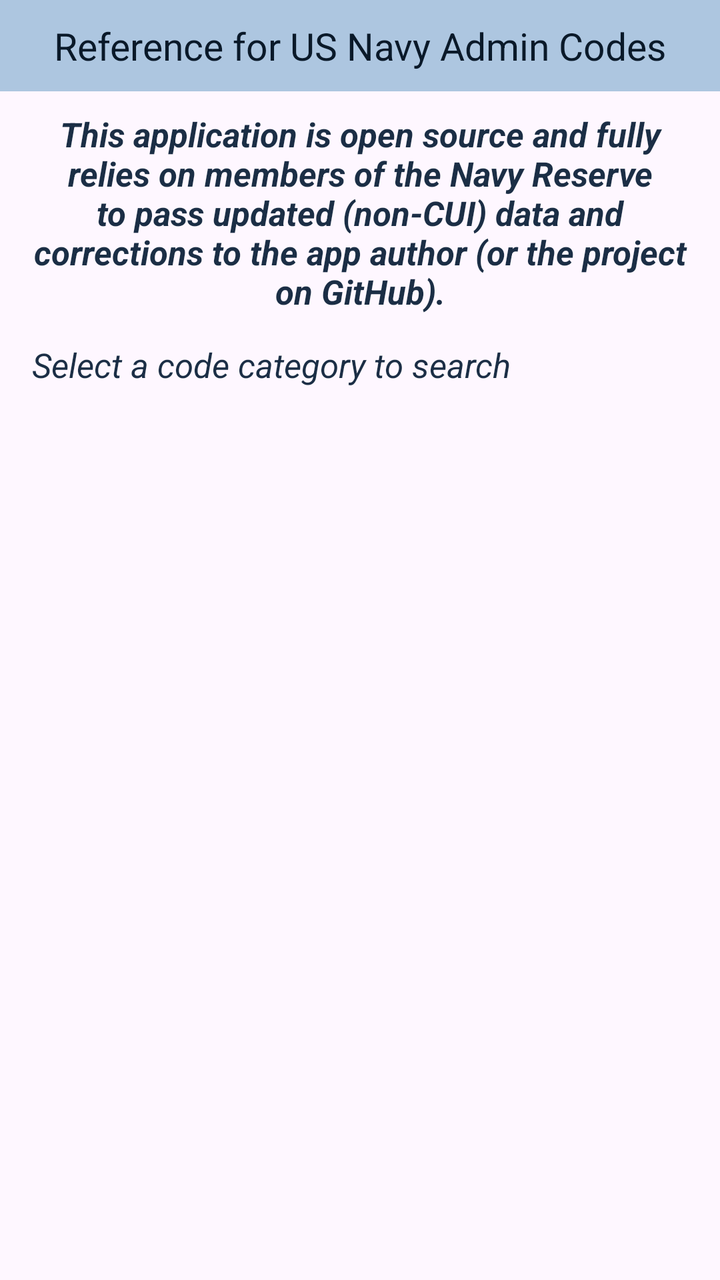
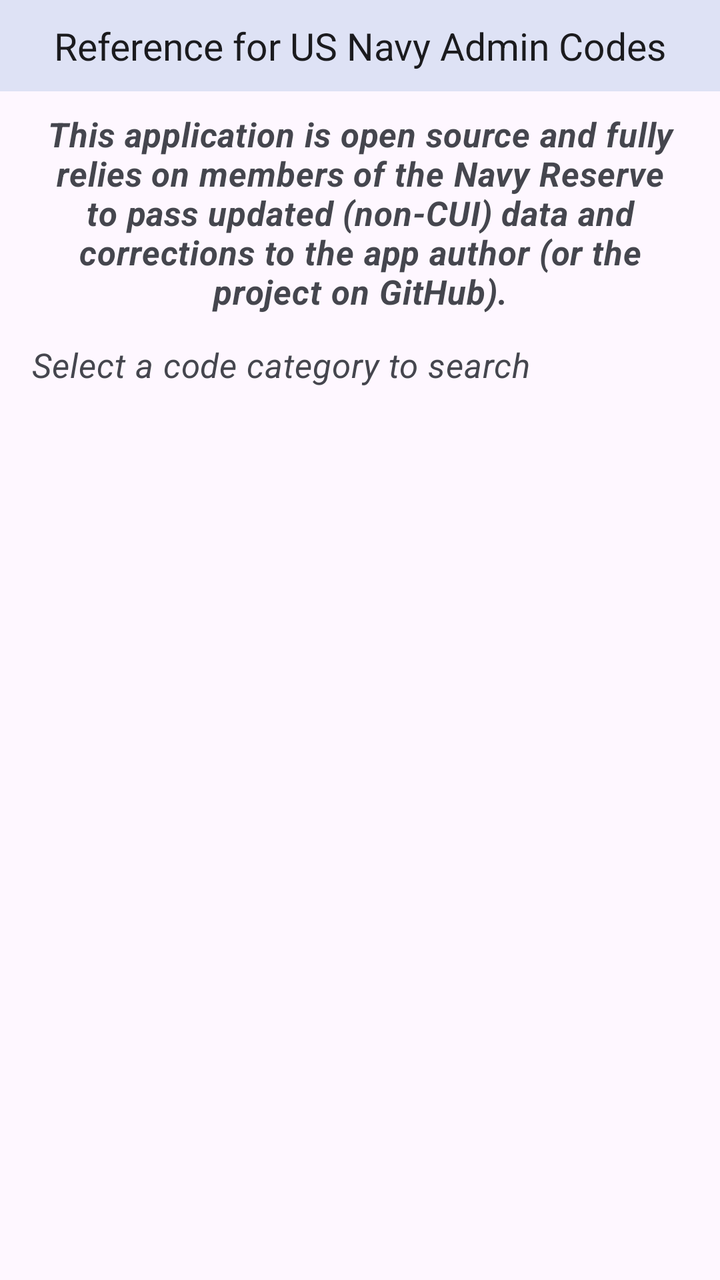

Before-and-after screenshots of an Android layout around one commit, followed by the original layout XML and the change that was made.
<!-- AndroidManifest.xml: application theme AppTheme -->
<!-- res/layout/main_screen.xml -->
<?xml version="1.0" encoding="utf-8"?>
<LinearLayout xmlns:android="http://schemas.android.com/apk/res/android"
  android:layout_width="match_parent"
  android:layout_height="match_parent"
  android:orientation="vertical">

  <TextView
    style="@style/MainDescription"
    android:text="@string/topLevelDescription"/>

  <TextView
    android:layout_width="match_parent"
    android:layout_height="wrap_content"
    android:paddingStart="16dp"
    android:paddingEnd="16dp"
    android:paddingTop="10dp"
    android:paddingBottom="4dp"
    android:text="@string/openSourceDataNotice"
    android:textColor="@color/mainDecodeDescription_TextColor"
    android:textSize="@dimen/selectCategoryInstruction_textSize"
    android:textStyle="bold|italic"
    android:gravity="center"/>

  <TextView
    android:layout_width="match_parent"
    android:layout_height="wrap_content"
    android:paddingStart="16dp"
    android:paddingEnd="16dp"
    android:paddingTop="10dp"
    android:paddingBottom="6dp"
    android:text="@string/selectCategoryInstruction"
    android:textColor="@color/mainDecodeDescription_TextColor"
    android:textSize="@dimen/selectCategoryInstruction_textSize"
    android:textStyle="italic"/>

  <ListView
    android:id="@+id/mainItemToDecodeListView"
    android:layout_width="match_parent"
    android:layout_height="0dp"
    android:layout_weight="1"
    android:divider="@color/listItemDivider"
    android:dividerHeight="1dp"
    android:drawSelectorOnTop="false"/>

</LinearLayout>
<!-- resources referenced by this layout -->
<resources>
  <color name="listItemDivider">#BCC8D8</color>
  <color name="mainDecodeDescription_TextColor">#1B2E45</color>
  <style name="MainDescription">
      <item name="android:background">@color/mainDescription_Background</item>
      <item name="android:textSize">@dimen/mainDescription_textSize</item>
      <item name="android:paddingTop">@dimen/mainDescription_paddingTop</item>
      <item name="android:paddingBottom">@dimen/mainDescription_paddingBottom</item>
      <item name="android:layout_marginTop">@dimen/mainDescription_layoutMarginTop</item>
  
      <item name="android:gravity">center_horizontal</item>
      <item name="android:layout_width">match_parent</item>
      <item name="android:layout_height">wrap_content</item>
      <item name="android:textColor">@color/resultDescription_TextColor</item>
    </style>
  <style name="AppTheme" parent="Theme.Material3.DayNight">
      <item name="android:typeface">normal</item>
      <item name="android:textStyle">normal</item>
      <item name="android:textSize">@dimen/applicationTheme_textSize</item>
      <item name="colorPrimary">@color/colorPrimary</item>
      <item name="colorOnPrimary">@color/colorWhite</item>
      <item name="colorSecondary">@color/colorWhite</item>
      <item name="android:windowTranslucentNavigation">false</item>
      <item name="android:navigationBarColor">@android:color/transparent</item>
    </style>
  <color name="mainDescription_Background">#ADC6E0</color>
  <color name="resultDescription_TextColor">#0A1929</color>
  <color name="colorWhite">#FFFFFF</color>
  <!-- unchanged entries left out for length: 10 -->
</resources>

<!-- the commit's change to res/layout/main_screen.xml (unified diff, before → after) -->
@@ -16,6 +16,7 @@
     android:paddingTop="10dp"
     android:paddingBottom="4dp"
     android:text="@string/openSourceDataNotice"
+    android:textAppearance="?attr/textAppearanceBodyMedium"
     android:textColor="@color/mainDecodeDescription_TextColor"
     android:textSize="@dimen/selectCategoryInstruction_textSize"
     android:textStyle="bold|italic"
@@ -29,17 +30,15 @@
     android:paddingTop="10dp"
     android:paddingBottom="6dp"
     android:text="@string/selectCategoryInstruction"
+    android:textAppearance="?attr/textAppearanceBodyMedium"
     android:textColor="@color/mainDecodeDescription_TextColor"
     android:textSize="@dimen/selectCategoryInstruction_textSize"
     android:textStyle="italic"/>
 
-  <ListView
+  <androidx.recyclerview.widget.RecyclerView
     android:id="@+id/mainItemToDecodeListView"
     android:layout_width="match_parent"
     android:layout_height="0dp"
-    android:layout_weight="1"
-    android:divider="@color/listItemDivider"
-    android:dividerHeight="1dp"
-    android:drawSelectorOnTop="false"/>
+    android:layout_weight="1"/>
 
 </LinearLayout>
<!-- resource entries referenced after the edit -->
@@ -1,8 +1,7 @@
 <!-- resources referenced by this layout -->
 <resources>
-  <color name="listItemDivider">#BCC8D8</color>
-  <color name="mainDecodeDescription_TextColor">#1B2E45</color>
-  <style name="MainDescription">
+  <color name="mainDecodeDescription_TextColor">@color/colorOnSurfaceVariant</color>
+  <style name="MainDescription" parent="TextAppearance.Material3.TitleLarge">
       <item name="android:background">@color/mainDescription_Background</item>
       <item name="android:textSize">@dimen/mainDescription_textSize</item>
       <item name="android:paddingTop">@dimen/mainDescription_paddingTop</item>
@@ -18,15 +17,62 @@
       <item name="android:typeface">normal</item>
       <item name="android:textStyle">normal</item>
       <item name="android:textSize">@dimen/applicationTheme_textSize</item>
+  
       <item name="colorPrimary">@color/colorPrimary</item>
-      <item name="colorOnPrimary">@color/colorWhite</item>
-      <item name="colorSecondary">@color/colorWhite</item>
+      <item name="colorOnPrimary">@color/colorOnPrimary</item>
+      <item name="colorPrimaryContainer">@color/colorPrimaryContainer</item>
+      <item name="colorOnPrimaryContainer">@color/colorOnPrimaryContainer</item>
+  
+      <item name="colorSecondary">@color/colorSecondary</item>
+      <item name="colorOnSecondary">@color/colorOnSecondary</item>
+      <item name="colorSecondaryContainer">@color/colorSecondaryContainer</item>
+      <item name="colorOnSecondaryContainer">@color/colorOnSecondaryContainer</item>
+  
+      <item name="colorTertiary">@color/colorTertiary</item>
+      <item name="colorOnTertiary">@color/colorOnTertiary</item>
+      <item name="colorTertiaryContainer">@color/colorTertiaryContainer</item>
+      <item name="colorOnTertiaryContainer">@color/colorOnTertiaryContainer</item>
+  
+      <item name="colorSurface">@color/colorSurface</item>
+      <item name="colorOnSurface">@color/colorOnSurface</item>
+      <item name="colorSurfaceVariant">@color/colorSurfaceVariant</item>
+      <item name="colorOnSurfaceVariant">@color/colorOnSurfaceVariant</item>
+      <item name="colorOutline">@color/colorOutline</item>
+      <item name="colorOutlineVariant">@color/colorOutlineVariant</item>
+  
+      <item name="colorSurfaceContainerLowest">@color/colorSurfaceContainerLowest</item>
+      <item name="colorSurfaceContainerLow">@color/colorSurfaceContainerLow</item>
+      <item name="colorSurfaceContainer">@color/colorSurfaceContainer</item>
+      <item name="colorSurfaceContainerHigh">@color/colorSurfaceContainerHigh</item>
+      <item name="colorSurfaceContainerHighest">@color/colorSurfaceContainerHighest</item>
+  
       <item name="android:windowTranslucentNavigation">false</item>
       <item name="android:navigationBarColor">@android:color/transparent</item>
     </style>
-  <color name="mainDescription_Background">#ADC6E0</color>
-  <color name="resultDescription_TextColor">#0A1929</color>
-  <color name="colorWhite">#FFFFFF</color>
+  <color name="colorOnSurfaceVariant">#45464E</color>
+  <color name="mainDescription_Background">@color/colorSecondaryContainer</color>
+  <color name="resultDescription_TextColor">@color/colorOnSurface</color>
+  <color name="colorOnPrimary">#FFFFFF</color>
+  <color name="colorPrimaryContainer">#DBE1FF</color>
+  <color name="colorOnPrimaryContainer">#001B3F</color>
+  <color name="colorSecondary">#5A5E6E</color>
+  <color name="colorOnSecondary">#FFFFFF</color>
+  <color name="colorSecondaryContainer">#DEE2F5</color>
+  <color name="colorOnSecondaryContainer">#171B29</color>
+  <color name="colorTertiary">#735666</color>
+  <color name="colorOnTertiary">#FFFFFF</color>
+  <color name="colorTertiaryContainer">#FCD9EC</color>
+  <color name="colorOnTertiaryContainer">#2C1322</color>
+  <color name="colorSurface">#F8F9FD</color>
+  <color name="colorOnSurface">#1B1B1E</color>
+  <color name="colorSurfaceVariant">#E0E2EC</color>
+  <color name="colorOutline">#75777F</color>
+  <color name="colorOutlineVariant">#C4C6D0</color>
+  <color name="colorSurfaceContainerLowest">#FFFFFF</color>
+  <color name="colorSurfaceContainerLow">#F3F3F7</color>
+  <color name="colorSurfaceContainer">#EDEEF1</color>
+  <color name="colorSurfaceContainerHigh">#E7E8EC</color>
+  <color name="colorSurfaceContainerHighest">#E2E2E6</color>
   <!-- unchanged entries left out for length: 10 -->
 </resources>
 
